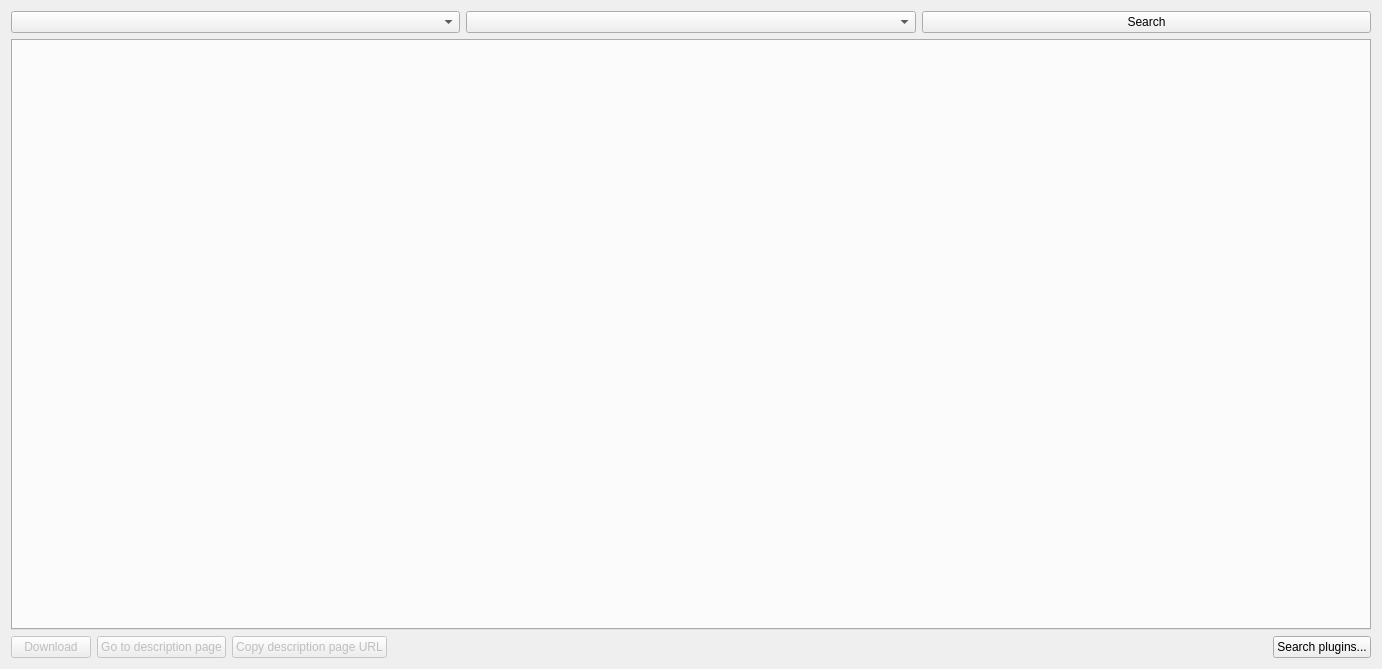
Before: the Qt Designer form src/gui/search/searchwidget.ui in SysAdminDoc/qBittorrent-Vanced, drawn with Qt 5.
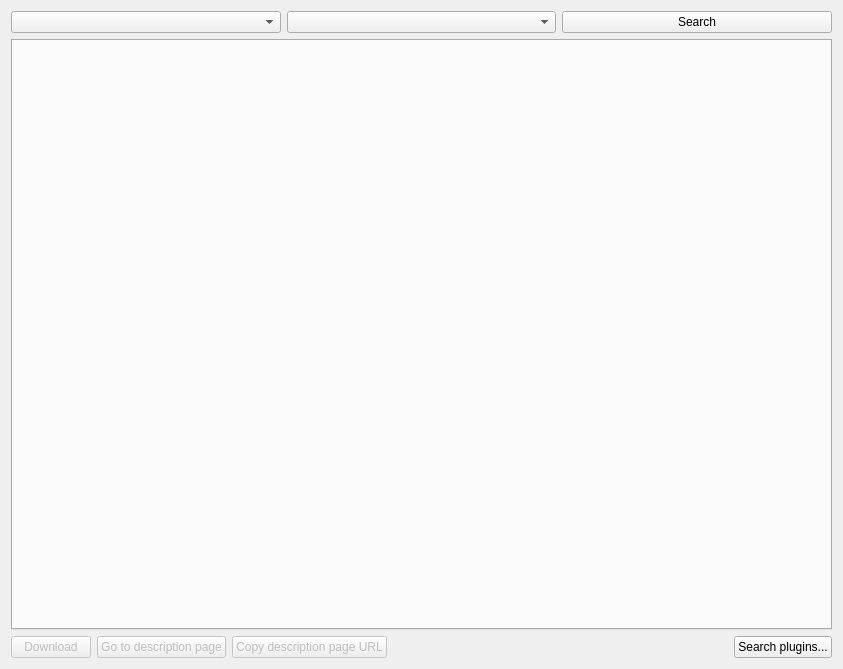
After: the same form once the commit is applied.

The edit to the form file:
```diff
--- a/src/gui/search/searchwidget.ui
+++ b/src/gui/search/searchwidget.ui
@@ -6,7 +6,7 @@
    <rect>
     <x>0</x>
     <y>0</y>
-    <width>1382</width>
+    <width>843</width>
     <height>669</height>
    </rect>
   </property>
@@ -24,27 +24,28 @@
      </item>
      <item>
       <widget class="QPushButton" name="searchButton">
-       <property name="text">
-        <string>Search</string>
-       </property>
-      </widget>
-     </item>
-    </layout>
-   </item>
-   <item>
-    <widget class="QTabWidget" name="tabWidget">
      <property name="sizePolicy">
-      <sizepolicy hsizetype="Expanding" vsizetype="MinimumExpanding">
+        <sizepolicy hsizetype="Minimum" vsizetype="Preferred">
        <horstretch>0</horstretch>
-       <verstretch>1</verstretch>
-      </sizepolicy>
-     </property>
-    </widget>
-   </item>
+         <verstretch>0</verstretch>
+        </sizepolicy>
+       </property>
+       <property name="text">
+        <string>Search</string>
+       </property>
+      </widget>
+     </item>
+    </layout>
+   </item>
    <item>
-    <layout class="QVBoxLayout">
+    <widget class="QTabWidget" name="tabWidget">
+     <property name="tabsClosable">
+      <bool>true</bool>
+     </property>
+    </widget>
+   </item>
      <item>
-      <layout class="QHBoxLayout">
+    <layout class="QHBoxLayout" name="layout2">
        <item>
         <widget class="QPushButton" name="downloadButton">
          <property name="enabled">
@@ -76,14 +77,14 @@
         </widget>
        </item>
        <item>
-        <spacer>
+      <spacer name="spacer2">
          <property name="orientation">
           <enum>Qt::Horizontal</enum>
          </property>
          <property name="sizeHint" stdset="0">
           <size>
-           <width>601</width>
-           <height>20</height>
+         <width>0</width>
+         <height>0</height>
           </size>
          </property>
         </spacer>
@@ -94,8 +95,6 @@
           <string>Search plugins...</string>
          </property>
         </widget>
-       </item>
-      </layout>
      </item>
     </layout>
    </item>
```
Lines whose indentation alone changed are shown as unchanged.
